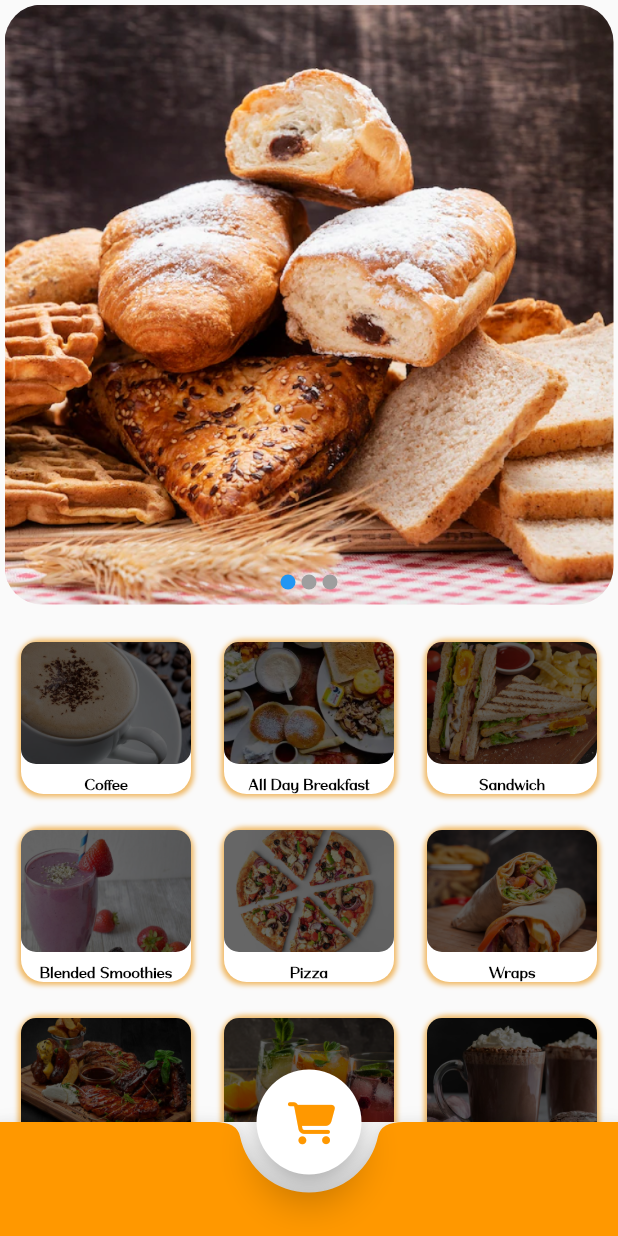
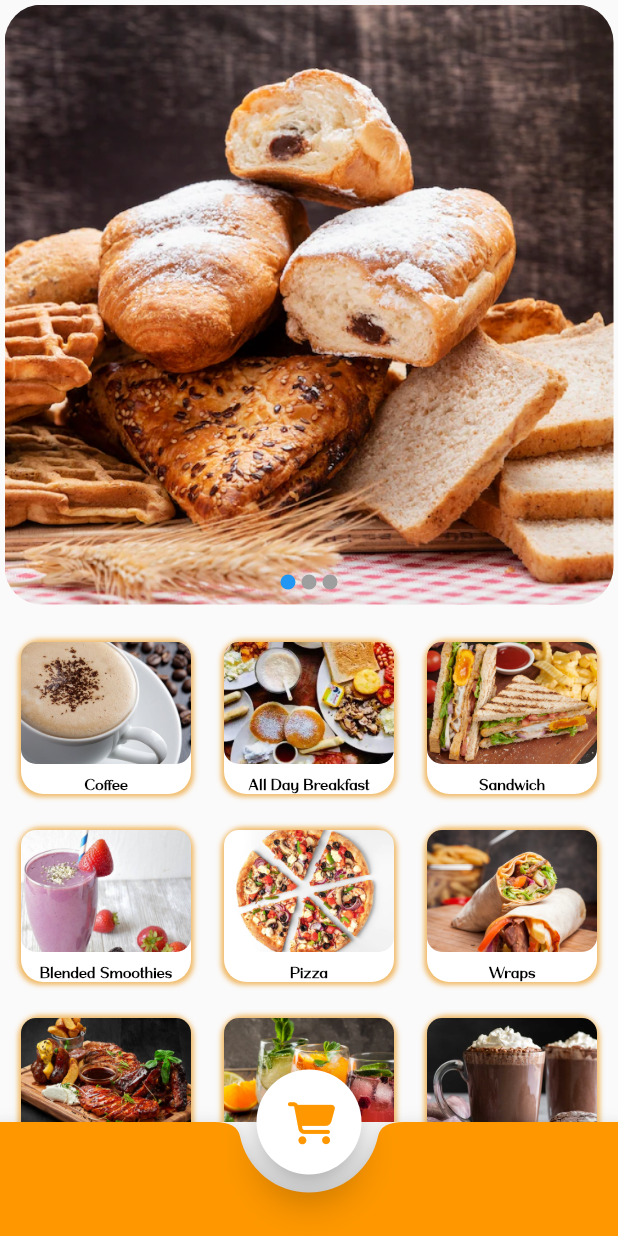
Before and after one commit to Fahadbinfayaz96/MyBigPlate2, a Flutter app: the screen it shows after launch, after a tap on an icon or button, on a phone screen of 412 x 824 dp. Run offline on Flutter 3.47's test engine with Material 2 defaults, Android fonts, the light colour scheme and no system bars; drawn by our look-alikes of flutter_image_slideshow; our stand-ins replace floating_bottom_navigation_bar, flutter_screenutil, flutter_slidable, font_awesome_flutter.

Commit message:
Fixed_UI

```diff
--- a/lib/MainWidgets/Categories.dart
+++ b/lib/MainWidgets/Categories.dart
@@ -68,10 +68,10 @@ class Categories extends StatelessWidget {
                                       image: DecorationImage(
                                         image: AssetImage(cat[index].image),
                                         fit: BoxFit.cover,
-                                        colorFilter: ColorFilter.mode(
-                                          Colors.black.withOpacity(.6),
-                                          BlendMode.hardLight,
-                                        ),
+                                        // colorFilter: ColorFilter.mode(
+                                        //   Colors.black.withOpacity(.6),
+                                        //   BlendMode.hardLight,
+                                        // ),
                                       ),
                                     ),
                                   ),
--- a/lib/MainWidgets/Home.dart
+++ b/lib/MainWidgets/Home.dart
@@ -35,8 +35,7 @@ class home extends StatelessWidget {
                       height: _mediaQuery.size.height * .3,
                       width: _mediaQuery.size.width * .6,
                       child: Image.asset("assets/images/logowob.png")),
-
-                      Image.asset("assets/images/homev.jpg"),
+                  Image.asset("assets/images/homev.png"),
                   Text(
                     "Giving your Hunger new Options",
                     style: TextStyle(
@@ -61,13 +60,14 @@ class home extends StatelessWidget {
                 children: [
                   SizedBox(
                       height: _mediaQuery.size.height * .28,
-
                       child: Image.asset("assets/images/logowob.png")),
-                      SizedBox(
-                        width: _mediaQuery.size.width * .7,
-                        height:_mediaQuery.size.height * .40,
-
-                        child: Image.asset("assets/images/homev.jpg",fit: BoxFit.fill,)),
+                  SizedBox(
+                      width: _mediaQuery.size.width * .7,
+                      height: _mediaQuery.size.height * .40,
+                      child: Image.asset(
+                        "assets/images/homev.png",
+                        fit: BoxFit.fill,
+                      )),
                   Text(
                     "Giving your Hunger new Options",
                     style: TextStyle(
@@ -75,8 +75,10 @@ class home extends StatelessWidget {
                         fontWeight: FontWeight.bold,
                         fontSize: 34),
                   ),
-                Text(""),
-                  SizedBox(height: 4,)
+                  Text(""),
+                  SizedBox(
+                    height: 4,
+                  )
                 ],
               ),
             );
@@ -122,7 +124,10 @@ class home extends StatelessWidget {
                   child: Text(
                     "Continue",
                     style: TextStyle(
-                        color: Colors.white, fontFamily: "Mansory", fontSize: 20,),
+                      color: Colors.white,
+                      fontFamily: "Mansory",
+                      fontSize: 20,
+                    ),
                   ),
                 ))),
       ),
--- a/lib/Widgets/ListWidget.dart
+++ b/lib/Widgets/ListWidget.dart
@@ -67,7 +67,7 @@ class ListWidget extends StatelessWidget {
                               builder: (context) => SingleWidget()));
                     },
                     child: Container(
-                        height: _mediaQuery.size.height * .16,
+                        height:ScreenUtil.defaultSize.height * .27,
                         margin: EdgeInsets.all(10),
                         decoration: BoxDecoration(
                           color: Colors.white,
```
Also changed, not shown: lib/Widgets/DailogWidget.dart (+19 -11 lines), lib/Widgets/FoodTypeWidget.dart (+14 -16 lines), assets/images/homev.jpg (deleted), assets/images/homev.png (added).
